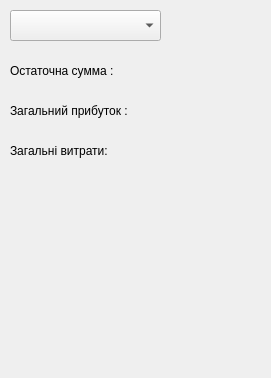
OleksiyKhanov/money_manager_project, file Finance_tracker_project/graphwindow.ui: the form before one commit.
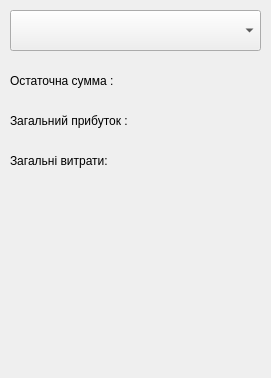
The form after the commit.

The edit to the form file:
```diff
--- a/Finance_tracker_project/graphwindow.ui
+++ b/Finance_tracker_project/graphwindow.ui
@@ -17,7 +17,7 @@
    <property name="geometry">
     <rect>
      <x>10</x>
-     <y>60</y>
+     <y>70</y>
      <width>111</width>
      <height>21</height>
     </rect>
@@ -29,9 +29,9 @@
   <widget class="QLabel" name="label_finalSum">
    <property name="geometry">
     <rect>
-     <x>120</x>
-     <y>60</y>
-     <width>111</width>
+     <x>140</x>
+     <y>70</y>
+     <width>121</width>
      <height>21</height>
     </rect>
    </property>
@@ -44,8 +44,8 @@
     <rect>
      <x>10</x>
      <y>10</y>
-     <width>151</width>
-     <height>31</height>
+     <width>251</width>
+     <height>41</height>
     </rect>
    </property>
    <property name="currentText">
@@ -59,7 +59,7 @@
    <property name="geometry">
     <rect>
      <x>140</x>
-     <y>100</y>
+     <y>110</y>
      <width>111</width>
      <height>21</height>
     </rect>
@@ -72,7 +72,7 @@
    <property name="geometry">
     <rect>
      <x>10</x>
-     <y>100</y>
+     <y>110</y>
      <width>121</width>
      <height>21</height>
     </rect>
@@ -85,7 +85,7 @@
    <property name="geometry">
     <rect>
      <x>10</x>
-     <y>140</y>
+     <y>150</y>
      <width>111</width>
      <height>21</height>
     </rect>
@@ -97,9 +97,9 @@
   <widget class="QLabel" name="label_finalMinus">
    <property name="geometry">
     <rect>
-     <x>120</x>
-     <y>140</y>
-     <width>121</width>
+     <x>140</x>
+     <y>150</y>
+     <width>101</width>
      <height>21</height>
     </rect>
    </property>
@@ -111,9 +111,9 @@
    <property name="geometry">
     <rect>
      <x>10</x>
-     <y>180</y>
-     <width>201</width>
-     <height>171</height>
+     <y>200</y>
+     <width>251</width>
+     <height>151</height>
     </rect>
    </property>
    <property name="styleSheet">
```
